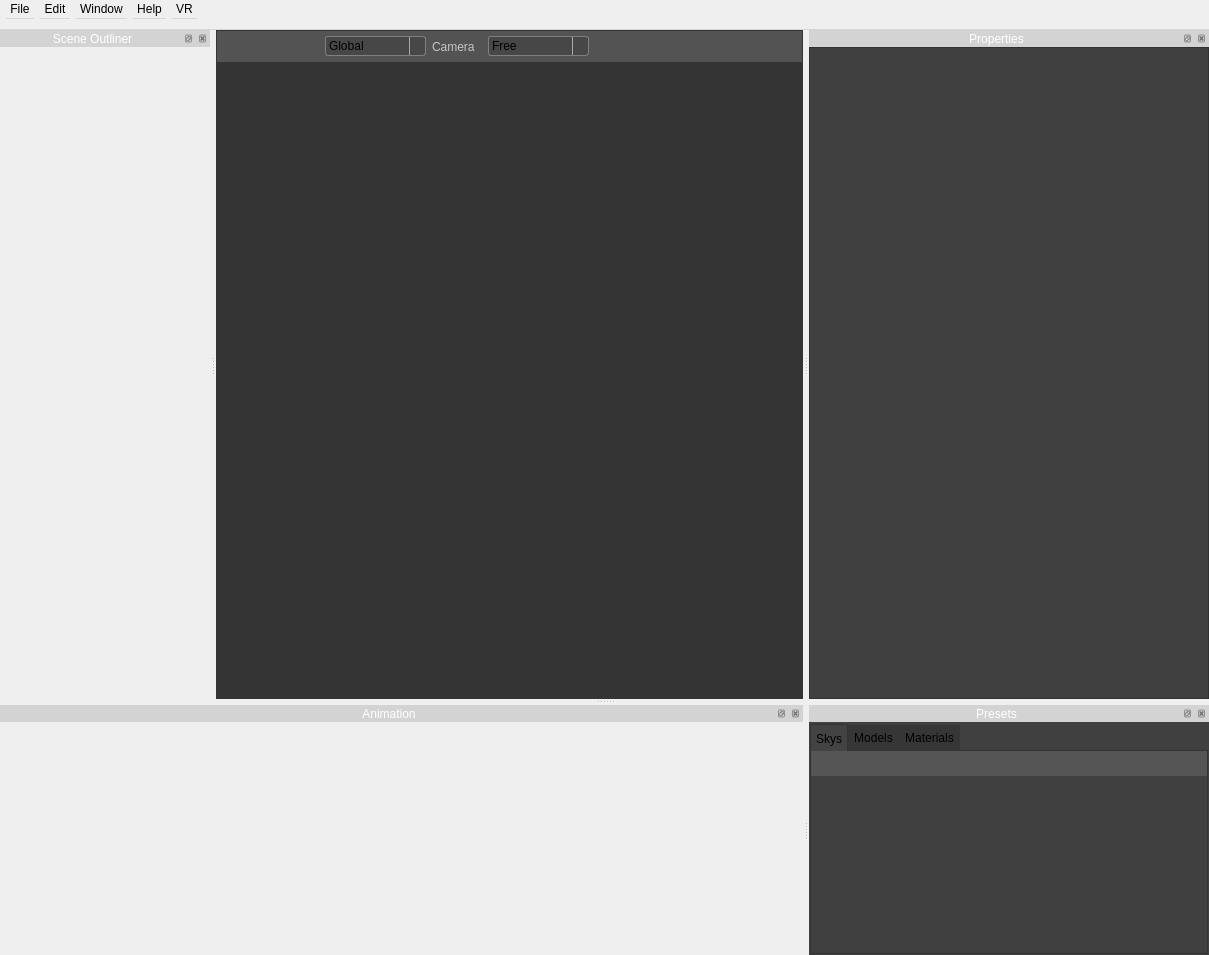
Before: the Qt Designer form src/newmainwindow.ui in jahshaka/Studio, drawn with Qt 5.
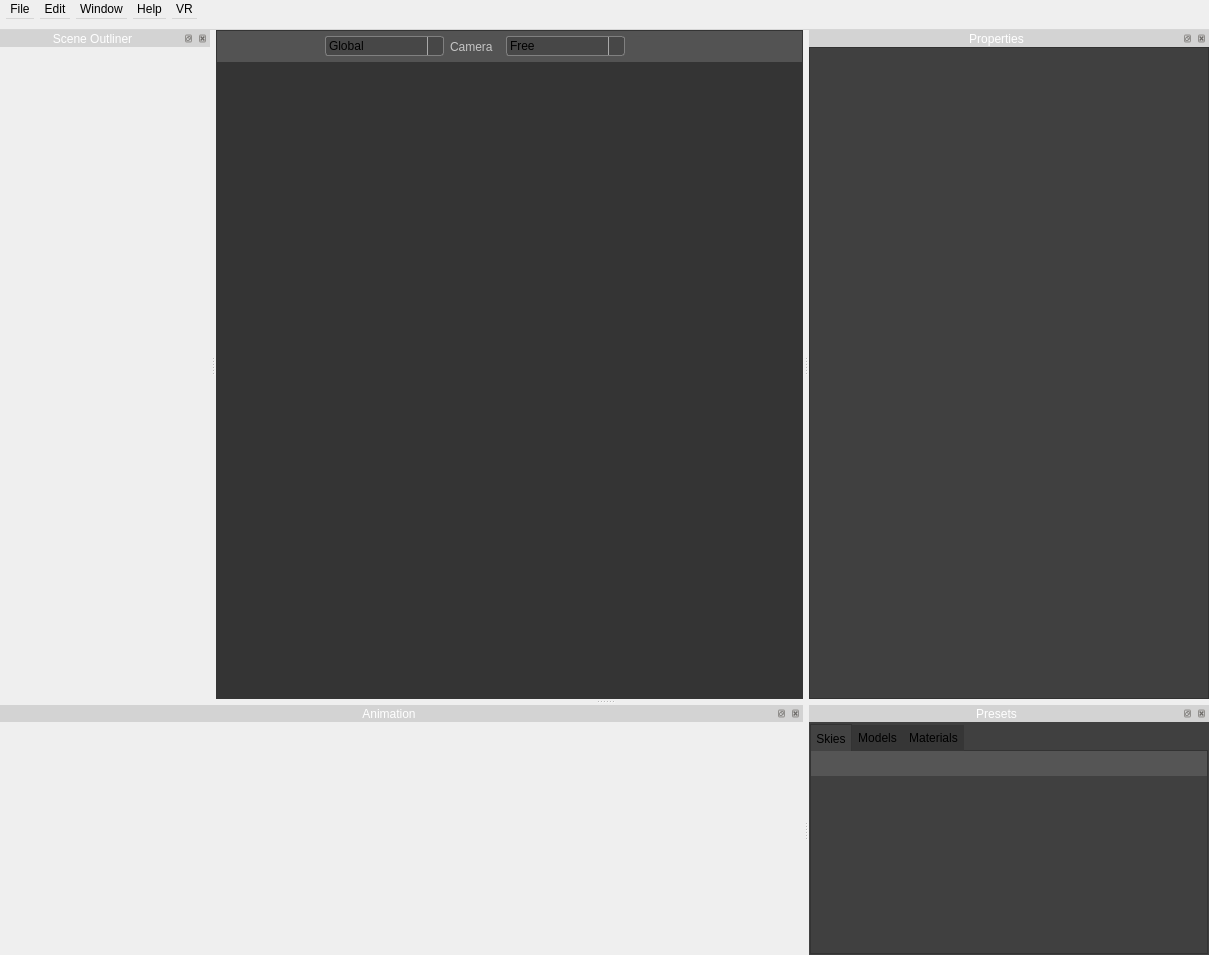
After: the same form once the commit is applied. The open tabs and pages were chosen to show the change. Icons and pictures are not drawn. Custom widgets are drawn as their Qt base class.

Commit message: Added sky color and ambient color properties to ui

The edit to the form file:
```diff
--- a/src/newmainwindow.ui
+++ b/src/newmainwindow.ui
@@ -645,7 +645,7 @@
            <widget class="QComboBox" name="transformCombo">
             <property name="minimumSize">
              <size>
-              <width>101</width>
+              <width>119</width>
               <height>0</height>
              </size>
             </property>
@@ -693,7 +693,7 @@
            <widget class="QComboBox" name="cameraTypeCombo">
             <property name="minimumSize">
              <size>
-              <width>101</width>
+              <width>119</width>
               <height>0</height>
              </size>
             </property>
@@ -1162,7 +1162,7 @@
        </property>
        <widget class="QWidget" name="skys">
         <attribute name="title">
-         <string>Skys</string>
+         <string>Skies</string>
         </attribute>
         <layout class="QVBoxLayout" name="verticalLayout_8">
          <property name="spacing">
```
Left out of the diff: 8 changed lines with no effect on the pictures. The commit also changes 4 other files.
